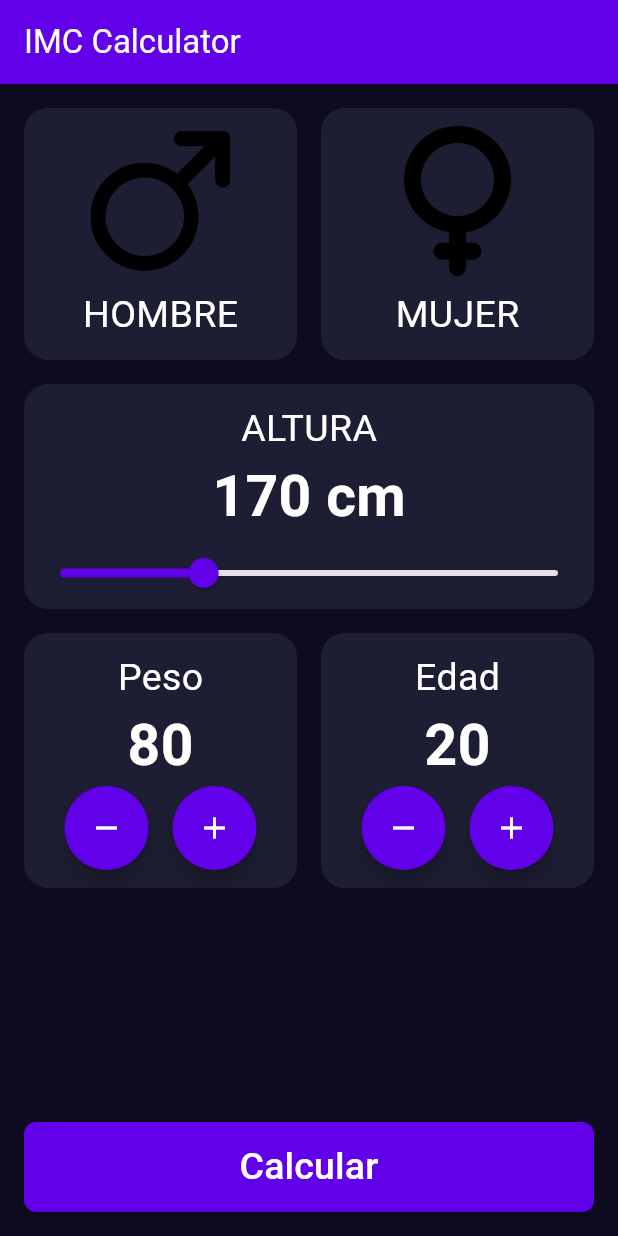
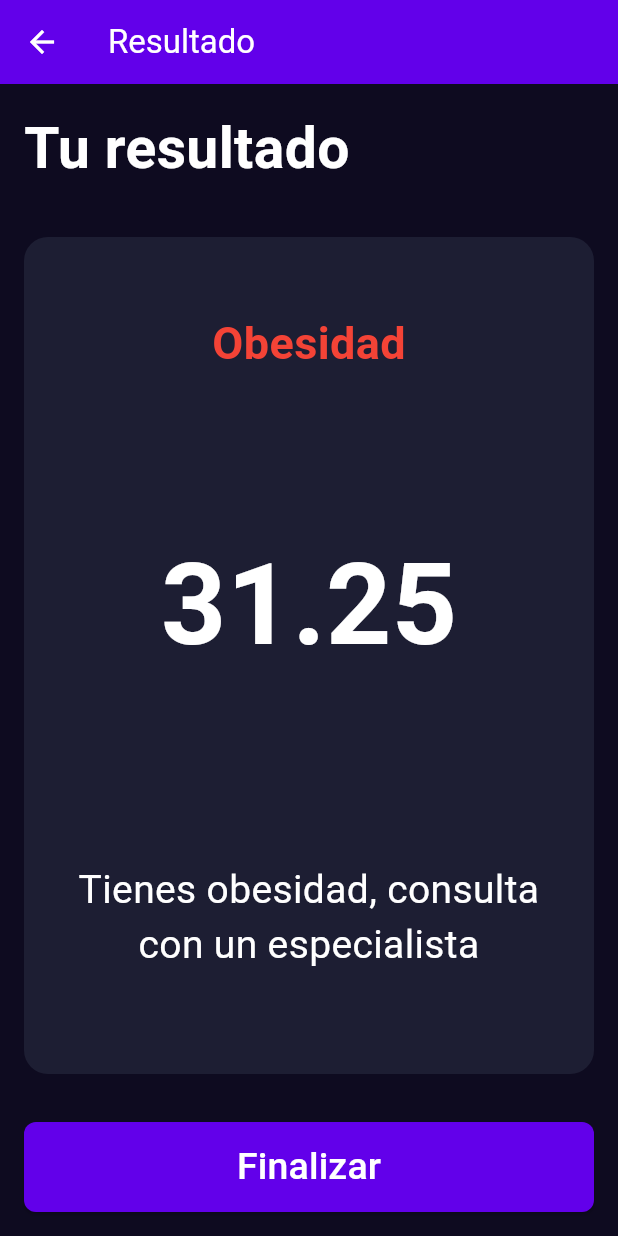
Before and after one commit to mrdelahuerga/imc_calculator, a Flutter app: the screen it shows after launch, after a tap on the "remove" icon, after a tap on the "add" icon, after a tap on "Calcular", on a phone screen of 412 x 824 dp. Run offline on Flutter 3.47's test engine with Material 3 defaults, Android fonts, the phone set to English and light mode, and no system bars.

Commit message:
Aplicacion terminada

```diff
--- a/lib/components/height_selector.dart
+++ b/lib/components/height_selector.dart
@@ -3,14 +3,19 @@ import 'package:imc_calculator/core/app_colors.dart';
 import 'package:imc_calculator/core/text_style.dart';
 
 class HeightSelector extends StatefulWidget {
-  const HeightSelector({super.key});
+  final double selectedHeight;
+  final Function(double) onHeightChange;
+  const HeightSelector({
+    super.key,
+    required this.selectedHeight,
+    required this.onHeightChange,
+  });
 
   @override
   State<HeightSelector> createState() => _HeightSelectorState();
 }
 
 class _HeightSelectorState extends State<HeightSelector> {
-  double height = 170; //Altura inicial
   @override
   Widget build(BuildContext context) {
     return Padding(
@@ -27,7 +32,7 @@ class _HeightSelectorState extends State<HeightSelector> {
               child: Text("ALTURA", style: TextStyles.bodyText),
             ),
             Text(
-              "${height.toStringAsFixed(0)} cm",
+              "${widget.selectedHeight.toStringAsFixed(0)} cm",
               style: TextStyle(
                 color: Colors.white,
                 fontSize: 38,
@@ -35,16 +40,14 @@ class _HeightSelectorState extends State<HeightSelector> {
               ),
             ),
             Slider(
-              value: height,
+              value: widget.selectedHeight,
               onChanged: (newHeight) {
-                setState(() {
-                  height = newHeight;
-                });
+                widget.onHeightChange(newHeight);
               },
               min: 150,
               max: 220,
               divisions: 70,
-              label: "${height.toStringAsFixed(0)} cm",
+              label: "${widget.selectedHeight.toStringAsFixed(0)} cm",
               activeColor: AppColors.primary,
             ),
           ],
--- a/lib/components/number_selector.dart
+++ b/lib/components/number_selector.dart
@@ -45,6 +45,7 @@ class _NumberSelectorState extends State<NumberSelector> {
               mainAxisAlignment: MainAxisAlignment.center,
               children: [
                 FloatingActionButton(
+                  heroTag: null,
                   onPressed: () {
                     widget.onDecrement();
                   },
@@ -54,6 +55,7 @@ class _NumberSelectorState extends State<NumberSelector> {
                 ),
                 SizedBox(width: 16),
                 FloatingActionButton(
+                  heroTag: null,
                   onPressed: () {
                     widget.onIncrement();
                   },
--- a/lib/screens/imc_home_screen.dart
+++ b/lib/screens/imc_home_screen.dart
@@ -4,6 +4,7 @@ import 'package:imc_calculator/components/height_selector.dart';
 import 'package:imc_calculator/components/number_selector.dart';
 import 'package:imc_calculator/core/app_colors.dart';
 import 'package:imc_calculator/core/text_style.dart';
+import 'package:imc_calculator/screens/imc_result_screen.dart';
 
 class ImcHomeScreen extends StatefulWidget {
   const ImcHomeScreen({super.key});
@@ -15,12 +16,20 @@ class ImcHomeScreen extends StatefulWidget {
 class _ImcHomeScreenState extends State<ImcHomeScreen> {
   int selectedAge = 20;
   int selectedWeight = 80;
+  double selectedHeight = 160;
   @override
   Widget build(BuildContext context) {
     return Column(
       children: [
         GenderSelector(),
-        HeightSelector(),
+        HeightSelector(
+          selectedHeight: selectedHeight,
+          onHeightChange: (newHeight) {
+            setState(() {
+              selectedHeight = newHeight;
+            });
+          },
+        ),
         Padding(
           padding: const EdgeInsets.all(16.0),
           child: Row(
@@ -68,7 +77,17 @@ class _ImcHomeScreenState extends State<ImcHomeScreen> {
             height: 60,
             width: double.infinity,
             child: ElevatedButton(
-              onPressed: () {},
+              onPressed: () {
+                Navigator.push(
+                  context,
+                  MaterialPageRoute(
+                    builder: (context) => ImcResultScreen(
+                      height: selectedHeight,
+                      weight: selectedWeight,
+                    ),
+                  ),
+                );
+              },
               style: ButtonStyle(
                 shape: WidgetStateProperty.all(
                   RoundedRectangleBorder(
--- /dev/null
+++ b/lib/screens/imc_result_screen.dart
@@ -0,0 +1,142 @@
+import 'package:flutter/material.dart';
+import 'package:imc_calculator/core/app_colors.dart';
+import 'package:imc_calculator/core/text_style.dart';
+
+class ImcResultScreen extends StatelessWidget {
+  final double height;
+  final int weight;
+  const ImcResultScreen({
+    super.key,
+    required this.weight,
+    required this.height,
+  });
+
+  @override
+  Widget build(BuildContext context) {
+    return Scaffold(
+      // el scaffold hace que la animacion al abrir esta pantalla sea mas fluida
+      backgroundColor: AppColors.background,
+      appBar: toolbarResult(),
+      body: bodyResult(context),
+    );
+  }
+
+  Padding bodyResult(BuildContext context) {
+    double fixedHeight = height / 100;
+    double imcResult = weight / (fixedHeight * fixedHeight);
+    return Padding(
+      padding: const EdgeInsets.all(16.0),
+      child: Column(
+        crossAxisAlignment: CrossAxisAlignment.start,
+        children: [
+          Text(
+            "Tu resultado",
+            style: TextStyle(
+              fontSize: 38,
+              color: Colors.white,
+              fontWeight: FontWeight.bold,
+            ),
+          ),
+          Expanded(
+            child: Padding(
+              padding: const EdgeInsets.only(top: 32, bottom: 32),
+              child: Container(
+                width: double.infinity,
+                decoration: BoxDecoration(
+                  color: AppColors.backgroundComponent,
+                  borderRadius: BorderRadius.circular(16),
+                ),
+                child: Column(
+                  mainAxisAlignment: MainAxisAlignment.spaceAround,
+                  children: [
+                    Text(
+                      getTitleByImc(imcResult),
+                      style: TextStyle(
+                        fontSize: 30,
+                        fontWeight: FontWeight.w600,
+                        color: getColorByImc(imcResult),
+                      ),
+                    ),
+                    Text(
+                      imcResult.toStringAsFixed(2),
+                      style: TextStyle(
+                        fontSize: 76,
+                        color: Colors.white,
+                        fontWeight: FontWeight.bold,
+                      ),
+                    ),
+                    Padding(
+                      padding: const EdgeInsets.all(18.0),
+                      child: Text(
+                        getDescriptionByImc(imcResult),
+                        style: TextStyle(
+                          fontSize: 26,
+                          fontWeight: FontWeight.w400,
+                          color: Colors.white,
+                        ),
+                        textAlign: TextAlign.center,
+                      ),
+                    ),
+                  ],
+                ),
+              ),
+            ),
+          ),
+          SizedBox(
+            height: 60,
+            width: double.infinity,
+            child: ElevatedButton(
+              onPressed: () {
+                Navigator.pop(context);
+              },
+              style: ButtonStyle(
+                shape: WidgetStateProperty.all(
+                  RoundedRectangleBorder(
+                    borderRadius: BorderRadius.circular(8),
+                  ),
+                ),
+                backgroundColor: WidgetStateProperty.all(AppColors.primary),
+              ),
+              child: Text("Finalizar", style: TextStyles.bodyText),
+            ),
+          ),
+        ],
+      ),
+    );
+  }
+
+  AppBar toolbarResult() {
+    return AppBar(
+      title: Text("Resultado"),
+      backgroundColor: AppColors.primary,
+      foregroundColor: Colors.white,
+    );
+  }
+
+  Color getColorByImc(double imcResult) {
+    return switch (imcResult) {
+      < 18.5 => Colors.blue, //imc bajo
+      < 24.9 => Colors.green, //imc normal
+      < 29.99 => Colors.orange, //sobrepeso
+      _ => Colors.red, //Obesidad
+    };
+  }
+
+  String getTitleByImc(double imcResult) {
+    return switch (imcResult) {
+      < 18.5 => "IMC Bajo", //imc bajo
+      < 24.9 => "IMC Normal", //imc normal
+      < 29.99 => "Sobrepeso", //sobrepeso
+      _ => "Obesidad", //Obesidad
+    };
+  }
+
+  String getDescriptionByImc(double imcResult) {
+    return switch (imcResult) {
+      < 18.5 => "Tu peso está por debajo de lo recomendado.", //imc bajo
+      < 24.9 => "Tu peso está en el rango saludable.", //imc normal
+      < 29.99 => "Tienes sobrepeso, cuida tu alimentación.", //sobrepeso
+      _ => "Tienes obesidad, consulta con un especialista", //Obesidad
+    };
+  }
+}
```
